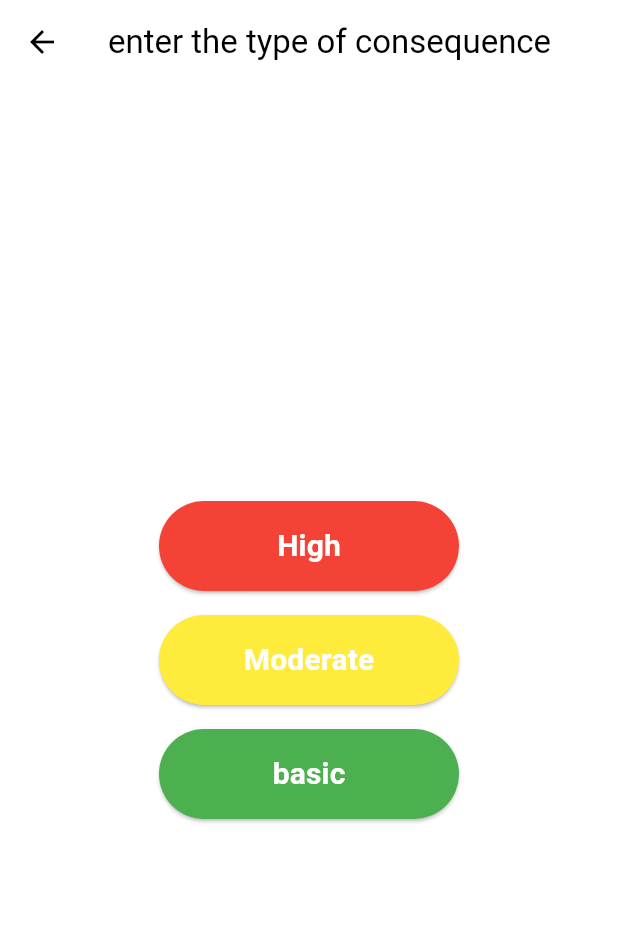
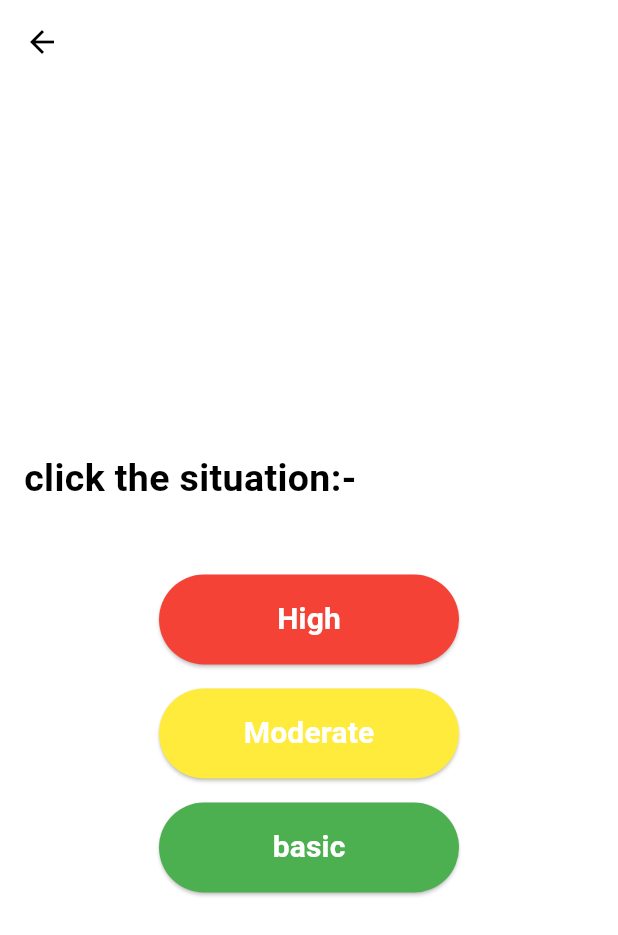
Before and after one commit to pugal-2004/ambulance, a Flutter app: the screen it shows once a user with an empty profile is signed in, after a tap on "start", on a phone screen of 412 x 824 dp. Shown: the top 935 px of the screen. Run offline on Flutter 3.47's test engine with Material 3 defaults, Android fonts, the light colour scheme and no system bars; our stand-ins replace cloud_firestore, firebase_auth, firebase_core; accounts and stored records are empty; network calls fail.

Commit message:
modified some changes in db

```diff
--- /dev/null
+++ b/firestore.indexes.json
@@ -0,0 +1,4 @@
+{
+  "indexes": [],
+  "fieldOverrides": []
+}
--- a/lib/auth/auth_service.dart
+++ b/lib/auth/auth_service.dart
@@ -20,6 +20,7 @@ class AuthService{
    //sign Up
    Future<UserCredential>signUpWithEmailPasssword(String email,password)async{
     try{
+
       UserCredential userCredential= await _auth.createUserWithEmailAndPassword(
         email: email,
         password: password,
--- a/lib/components/sevierity_btn.dart
+++ b/lib/components/sevierity_btn.dart
@@ -1,3 +1,5 @@
+import 'package:cloud_firestore/cloud_firestore.dart';
+import 'package:firebase_auth/firebase_auth.dart';
 import 'package:flutter/material.dart';
 import 'package:project/components/stop_btn.dart';
 
@@ -8,15 +10,34 @@ class condition extends StatelessWidget {
   @override
   Widget build(BuildContext context) {
     return Scaffold(
+
         appBar: AppBar(
-          title: const Text('enter the type of consequence'),
+
         ),
         body: Center(
+
+
           child: Column(
             mainAxisAlignment: MainAxisAlignment.center,
             children: [
+
+             const Padding(padding:EdgeInsets.all(16.0),
+             child: Align(
+              alignment: Alignment.centerLeft,
+              child: Text("click the situation:-",
+              style: TextStyle(
+                fontWeight: FontWeight.bold,
+                fontSize: 25,
+
+              ),
+              textAlign: TextAlign.left,
+              ),
+             ),
+             ),
+             const SizedBox(height: 30,),
               ElevatedButton(
                 onPressed: () {
+                  _insertClickEvent("red");
 
                   Navigator.push(context, MaterialPageRoute(
           builder: (builder)=>const StopBtn()
@@ -26,7 +47,7 @@ class condition extends StatelessWidget {
                 },
                  style: ElevatedButton.styleFrom(
           primary:Colors.red ,
-          minimumSize: Size(200, 60),
+          minimumSize: const Size(200, 60),
 
         ),
                 child: const Text('High',
@@ -41,6 +62,7 @@ class condition extends StatelessWidget {
               const SizedBox(height: 16),
               ElevatedButton(
                 onPressed: () {
+                  _insertClickEvent("yellow");
                   Navigator.push(context, MaterialPageRoute(
           builder: (builder)=>const StopBtn()
 
@@ -62,6 +84,7 @@ class condition extends StatelessWidget {
               const SizedBox(height: 16),
               ElevatedButton(
                 onPressed: () {
+                  _insertClickEvent("green");
                   Navigator.push(context, MaterialPageRoute(
           builder: (builder)=>const StopBtn()));
                 },
@@ -83,3 +106,21 @@ class condition extends StatelessWidget {
       );
   }
 }
+Future<void>
+_insertClickEvent(String color)async{
+  CollectionReference sevierity = FirebaseFirestore.instance.collection("clicks");
+  //get current timestamp
+  final Timestamp= DateTime.now().toLocal().toString();
+
+
+   //get the user name
+  String?_emailController=FirebaseAuth.instance.currentUser?.email;
+
+  //Insert data in firestore
+  await sevierity.add({
+    "timestamp": Timestamp,
+     "color": color,
+     "email":_emailController,
+
+  });
+}
--- a/lib/pages/home_page.dart
+++ b/lib/pages/home_page.dart
@@ -1,4 +1,5 @@
 
+import 'package:cloud_firestore/cloud_firestore.dart';
 import 'package:firebase_auth/firebase_auth.dart';
 import 'package:flutter/material.dart';
 
@@ -27,23 +28,24 @@ User?userId = FirebaseAuth.instance.currentUser;
       //logout button
       IconButton(onPressed: logout, icon: const Icon(Icons.logout))
     ],
+   backgroundColor: Theme.of(context).colorScheme.background,
 
     ),
 
     drawer: MyDrawer(),
+
+
     body: Center(
+
       child: Column(
+
         mainAxisAlignment: MainAxisAlignment.center,
         children: [
-          //logo
-        Image.asset("assests/flutter1.jpg",
-        width: 180,
-        ),
-        SizedBox(height: 10,),
+
 
 
         //Text
-        Text(
+        const Text(
               "Welcome Driver",
               style: TextStyle(
                 color: Colors.black87,
@@ -53,10 +55,12 @@ User?userId = FirebaseAuth.instance.currentUser;
             ),
             const SizedBox( height: 25,),
 
+
+
         //strt button
         ElevatedButton(
         onPressed: () {
-
+         _insertClickEvent("start");
           Navigator.push(context, MaterialPageRoute(
             builder: (context) => const  condition()));
 
@@ -74,7 +78,9 @@ User?userId = FirebaseAuth.instance.currentUser;
         ),
         ),
         ),
-      ],),
+
+        ],
+        ),
 
 
 
@@ -83,3 +89,20 @@ User?userId = FirebaseAuth.instance.currentUser;
     );
   }
 }
+Future<void>
+_insertClickEvent(String labelText)async{
+  CollectionReference sevierity = FirebaseFirestore.instance.collection("clicks");
+  //get current timestamp
+  final Timestamp= DateTime.now().toLocal().toString();
+
+  //get the user name
+  String?_emailController=FirebaseAuth.instance.currentUser?.email;
+
+  //Insert data in firestore
+  await sevierity.add({
+    "timestamp": Timestamp,
+    "labelText":labelText,
+    "email":_emailController,
+
+  });
+}
--- a/lib/pages/login_page.dart
+++ b/lib/pages/login_page.dart
@@ -68,18 +68,7 @@ final void Function()? onTap;
               ),
             ),
             const SizedBox( height: 25,),
-            //bk image
-            Container(
-              decoration: BoxDecoration(
-                color: Colors.white60,
-                borderRadius: BorderRadius.only(
-                  topLeft: Radius.circular(60),
-                  topRight: Radius.circular(60),
-                )
 
-              ),
-
-            ),
 
 
             //email TextField
@@ -110,7 +99,7 @@ final void Function()? onTap;
             Row(
               mainAxisAlignment: MainAxisAlignment.center,
               children: [
-                Text("Not a member? "),
+                const Text("Not a member? "),
                 GestureDetector(
                   onTap: onTap,
                   child: Text("Register Now",
```
Also changed, not shown: lib/components/stop_btn.dart (+22 -0 lines), lib/pages/register_page.dart (+3 -5 lines), firebase.json (added), 2 other files.
